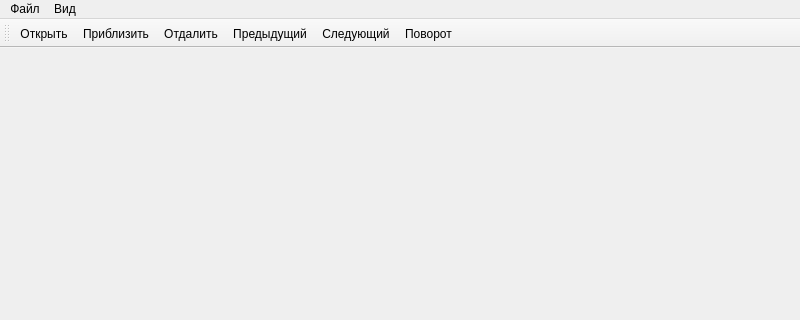
This is mainwindow.ui in abubaca4/pattern-recognition-lab-2 as Qt 5 draws it before an edit; both pictures show x 0 to 800 and y 0 to 320 of the 800 by 600 pixel window. The edited form follows.
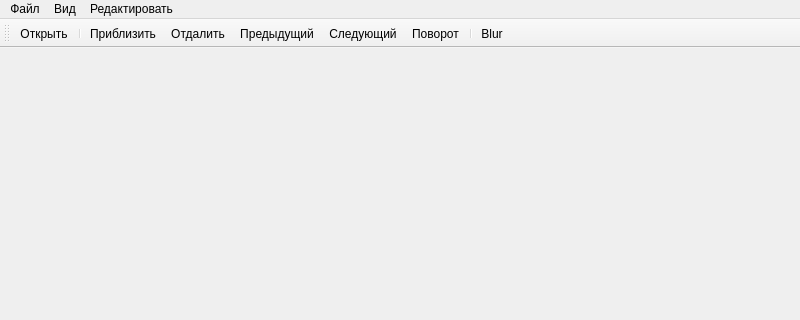
This is the edited form. Icons and pictures are not drawn.

Commit message: add cv blur

What changed in the file:
```diff
--- a/mainwindow.ui
+++ b/mainwindow.ui
@@ -41,8 +41,15 @@
     <addaction name="prev"/>
     <addaction name="next"/>
    </widget>
+   <widget class="QMenu" name="menu">
+    <property name="title">
+     <string>Редактировать</string>
+    </property>
+    <addaction name="actionBlur"/>
+   </widget>
    <addaction name="file"/>
    <addaction name="view"/>
+   <addaction name="menu"/>
   </widget>
   <widget class="QStatusBar" name="statusbar"/>
   <widget class="QToolBar" name="toolBar">
@@ -56,11 +63,14 @@
     <bool>false</bool>
    </attribute>
    <addaction name="open"/>
+   <addaction name="separator"/>
    <addaction name="zome_in"/>
    <addaction name="zome_out"/>
    <addaction name="prev"/>
    <addaction name="next"/>
    <addaction name="rotate"/>
+   <addaction name="separator"/>
+   <addaction name="actionBlur"/>
   </widget>
   <action name="open">
    <property name="checkable">
@@ -140,6 +150,11 @@
     <string>Поворот</string>
    </property>
   </action>
+  <action name="actionBlur">
+   <property name="text">
+    <string>Blur</string>
+   </property>
+  </action>
  </widget>
  <resources>
   <include location="mainwindow.qrc"/>
```
The commit also changes 5 other files.
